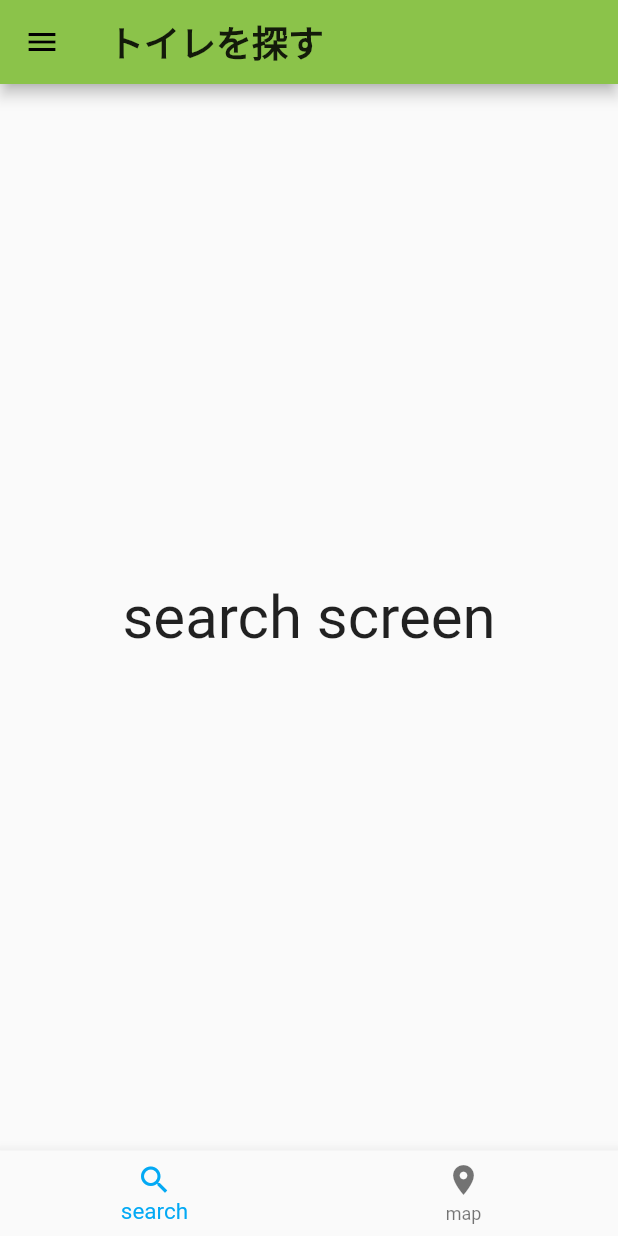
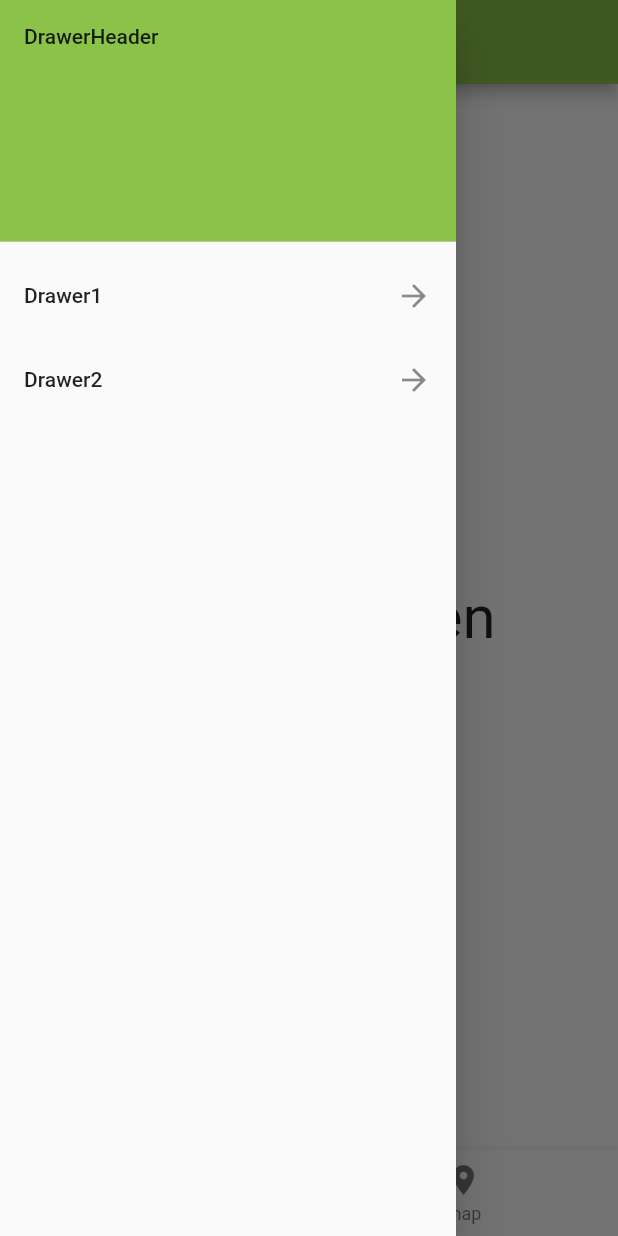
Before and after one commit to ken2403/UToilets, a Flutter app: the screen it shows after launch, with the side drawer open (before the commit the screen has no drawer), on a phone screen of 412 x 824 dp. Run offline on Flutter 3.47's test engine with Material 2 defaults, Android fonts, the phone set to English and light mode, and no system bars; our stand-ins replace google_maps_flutter.

Commit message:
make drawer on appBar

```diff
--- /dev/null
+++ b/lib/pages/home_drawer.dart
@@ -0,0 +1,27 @@
+import 'package:flutter/material.dart';
+
+class HomeDrawer extends StatelessWidget {
+  const HomeDrawer({Key? key}) : super(key: key);
+
+  @override
+  Widget build(BuildContext context) {
+    return ListView(
+      children: <Widget>[
+        DrawerHeader(
+          child: const Text('DrawerHeader'),
+          decoration: BoxDecoration(
+            color: Theme.of(context).colorScheme.primary,
+          ),
+        ),
+        const ListTile(
+          title: Text('Drawer1'),
+          trailing: Icon(Icons.arrow_forward),
+        ),
+        const ListTile(
+          title: Text('Drawer2'),
+          trailing: Icon(Icons.arrow_forward),
+        ),
+      ],
+    );
+  }
+}
--- a/lib/pages/homepage.dart
+++ b/lib/pages/homepage.dart
@@ -1,14 +1,13 @@
 import 'package:flutter/material.dart';
 
 import './map_page.dart';
+import './home_drawer.dart';
 
 class HomePage extends StatefulWidget {
   /*
     アプリ起動時の最初のページ
-
     bottomNavigationBarで画面切り替え
-
-    画面作ったら _bodyWidgets に加える
+    検索用の画面を作ったら List<Widget> _bodyWidgets に加える
   */
   const HomePage({Key? key, required this.title}) : super(key: key);
   final String title;
@@ -43,12 +42,10 @@ class _HomePageState extends State<HomePage> {
   @override
   Widget build(BuildContext context) {
     return Scaffold(
+      drawer: const Drawer(
+        child: HomeDrawer(),
+      ),
       appBar: AppBar(
-        leading: IconButton(
-          icon: const Icon(Icons.menu),
-          // TODO:onPressed
-          onPressed: () {},
-        ),
         title: Text(
           widget.title,
           style: Theme.of(context).textTheme.headline6,
```
